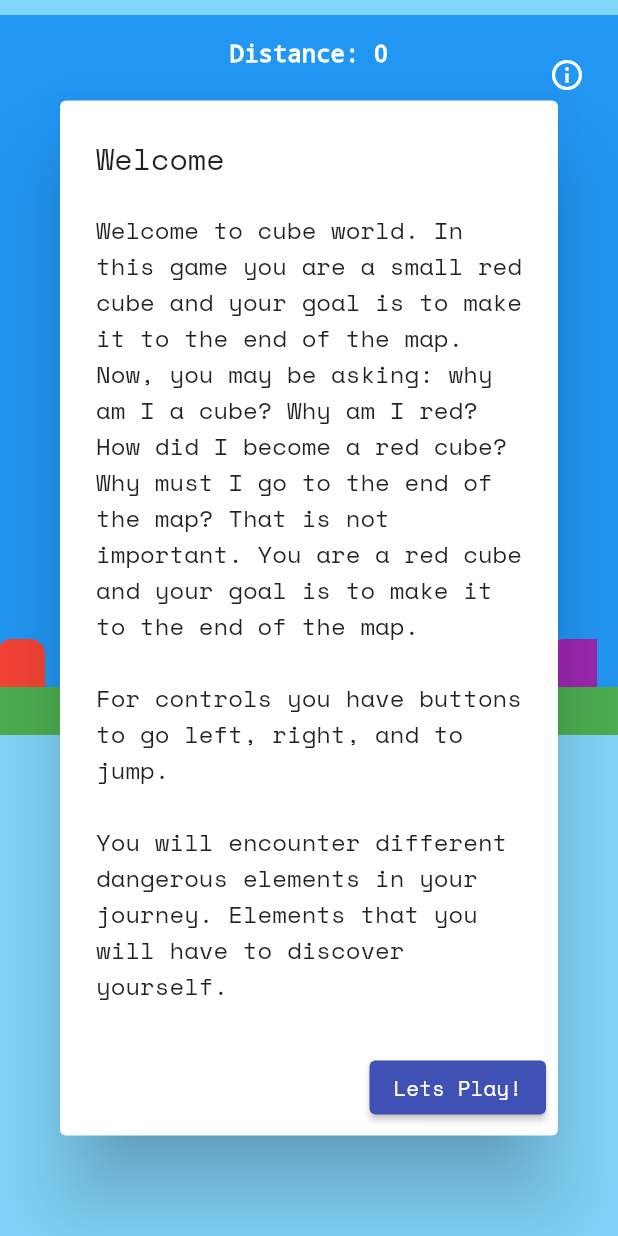
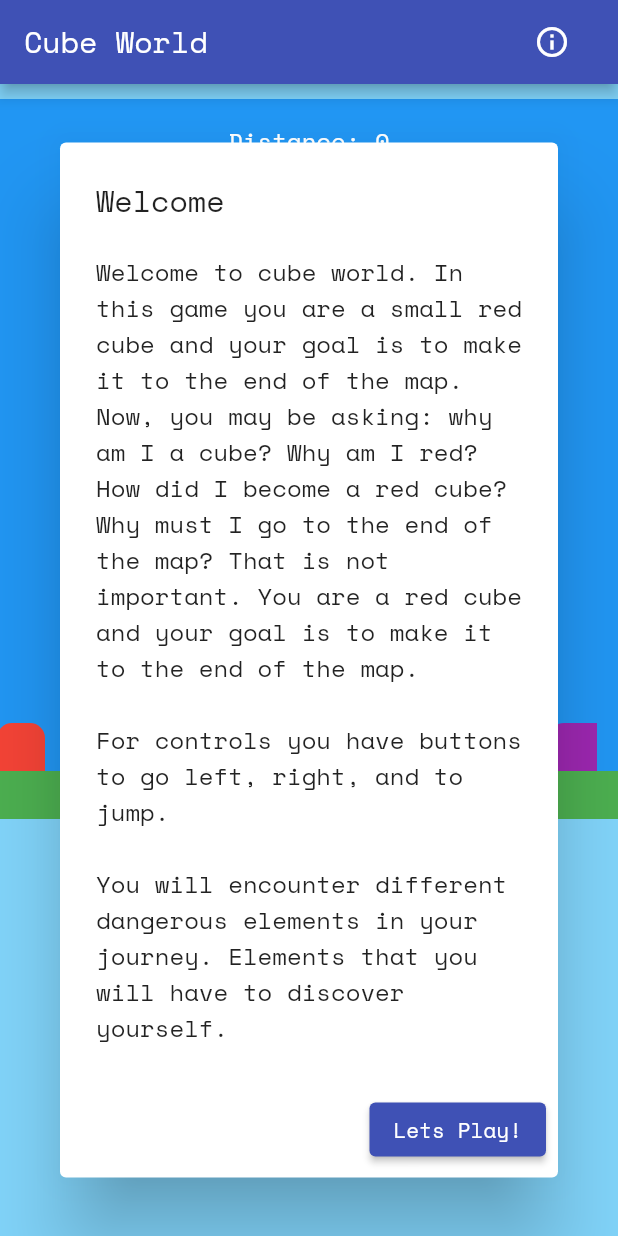
Before and after one commit to nlatham1999/Flutter_Game_2, a Flutter app: the screen it shows after launch, on a phone screen of 412 x 824 dp. Run offline on Flutter 3.47's test engine with Material 2 defaults, Android fonts, the phone set to English and light mode, and no system bars.

Commit message:
adding top bar

```diff
--- a/lib/views/gamescreen.dart
+++ b/lib/views/gamescreen.dart
@@ -95,11 +95,21 @@ class _GameScreenState extends State<GameScreen> {
   Widget build(BuildContext context) {
   return Builder(
     builder: (BuildContext context) {
-      return Container(
-        width: MediaQuery.of(context).size.width,
-        height: MediaQuery.of(context).size.height,
-        color: Colors.lightBlue[200],
-        child: Stack(
+      return Scaffold(
+        appBar: AppBar(
+          title: const Text("Cube World"),
+          actions: [
+            MaterialButton(
+              highlightColor: Colors.transparent,
+              child: const Icon(Icons.info_outline, color: Colors.white),
+              onPressed: () { setState(() {
+                _showAboutGame = true;
+              });},
+            ),
+          ],
+        ),
+        backgroundColor: Colors.lightBlue[200],
+        body: Stack(
           children: [
             Stack(
               children: ViewUtils.getMapScreen(_gameController.gameMap.map, _gameController.cellWidth, _gameController.cellHeight, _gameController.offsetX, _gameController.offsetY, _gameController.viewMapLeft, _gameController.viewMapRight),
@@ -148,17 +158,6 @@ class _GameScreenState extends State<GameScreen> {
                   ),
                 ],
               )
-            ),
-            Positioned(
-              top: _gameController.offsetY + (_gameController.cellHeight / 2),
-              left: _gameController.offsetX + (_gameController.cellHeight * 10.5),
-              child: MaterialButton(
-                highlightColor: Colors.transparent,
-                child: const Icon(Icons.info_outline, color: Colors.white),
-                onPressed: () { setState(() {
-                  _showAboutGame = true;
-                });},
-              ),
             ),
             Visibility (
               visible: _gameOver,
--- a/lib/views/utils/viewutils.dart
+++ b/lib/views/utils/viewutils.dart
@@ -170,4 +170,6 @@ class ViewUtils {
    }
   }
 
+  static topAppBar(param0, BuildContext context) {}
+
 }
```
Also changed, not shown: 4 other files.
